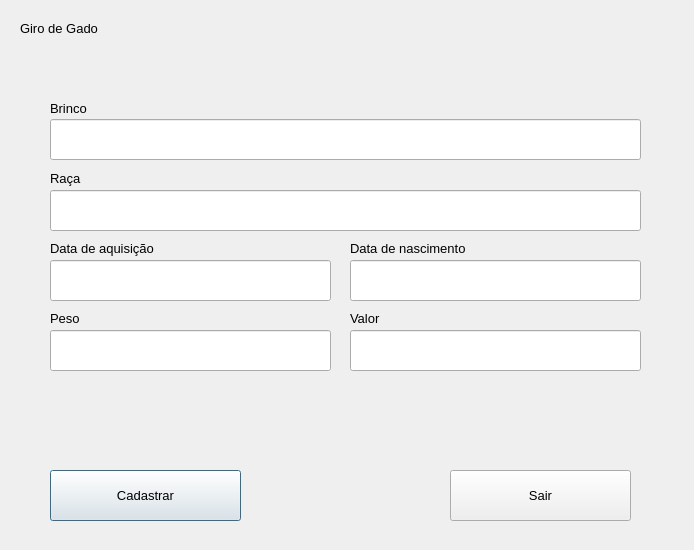
The window that views/cattlebuyscreen.ui (MaceGabriel/GiroDeGado) describes before a commit, drawn with Qt 5.
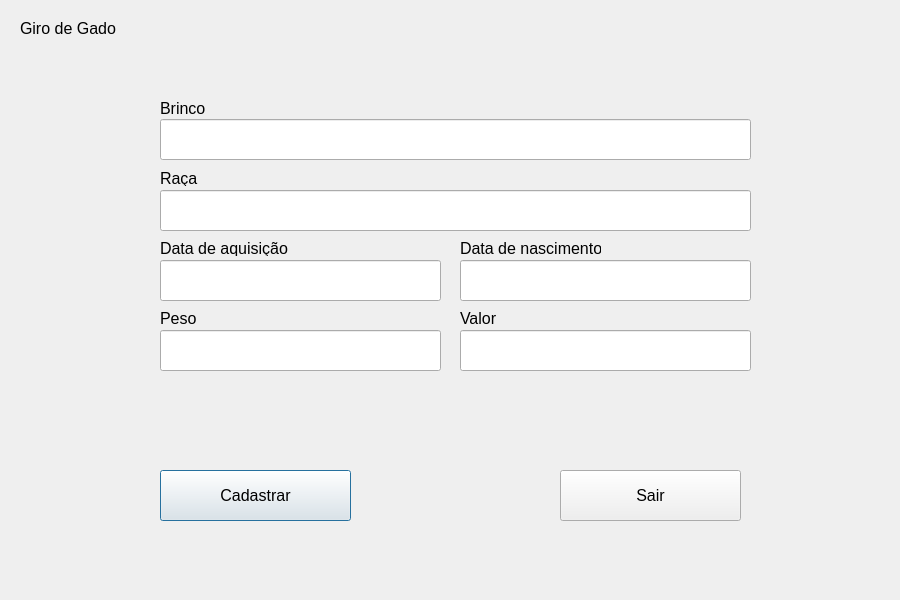
The same window after the commit.

Patch:
```diff
--- a/views/cattlebuyscreen.ui
+++ b/views/cattlebuyscreen.ui
@@ -6,8 +6,8 @@
    <rect>
     <x>0</x>
     <y>0</y>
-    <width>694</width>
-    <height>550</height>
+    <width>900</width>
+    <height>600</height>
    </rect>
   </property>
   <property name="windowTitle">
@@ -16,7 +16,7 @@
   <widget class="QLabel" name="labelEarring">
    <property name="geometry">
     <rect>
-     <x>50</x>
+     <x>160</x>
      <y>100</y>
      <width>61</width>
      <height>16</height>
@@ -24,7 +24,7 @@
    </property>
    <property name="font">
     <font>
-     <pointsize>10</pointsize>
+     <pointsize>12</pointsize>
     </font>
    </property>
    <property name="text">
@@ -34,7 +34,7 @@
   <widget class="QLabel" name="labelBreed">
    <property name="geometry">
     <rect>
-     <x>50</x>
+     <x>160</x>
      <y>170</y>
      <width>61</width>
      <height>16</height>
@@ -42,7 +42,7 @@
    </property>
    <property name="font">
     <font>
-     <pointsize>10</pointsize>
+     <pointsize>12</pointsize>
     </font>
    </property>
    <property name="text">
@@ -52,15 +52,15 @@
   <widget class="QLabel" name="labelDateA">
    <property name="geometry">
     <rect>
-     <x>50</x>
+     <x>160</x>
      <y>240</y>
-     <width>111</width>
+     <width>131</width>
      <height>16</height>
     </rect>
    </property>
    <property name="font">
     <font>
-     <pointsize>10</pointsize>
+     <pointsize>12</pointsize>
     </font>
    </property>
    <property name="text">
@@ -70,15 +70,15 @@
   <widget class="QLabel" name="labelDateB">
    <property name="geometry">
     <rect>
-     <x>350</x>
+     <x>460</x>
      <y>240</y>
-     <width>121</width>
+     <width>141</width>
      <height>16</height>
     </rect>
    </property>
    <property name="font">
     <font>
-     <pointsize>10</pointsize>
+     <pointsize>12</pointsize>
     </font>
    </property>
    <property name="text">
@@ -88,7 +88,7 @@
   <widget class="QLabel" name="labelWeight">
    <property name="geometry">
     <rect>
-     <x>50</x>
+     <x>160</x>
      <y>310</y>
      <width>61</width>
      <height>16</height>
@@ -96,7 +96,7 @@
    </property>
    <property name="font">
     <font>
-     <pointsize>10</pointsize>
+     <pointsize>12</pointsize>
     </font>
    </property>
    <property name="text">
@@ -106,7 +106,7 @@
   <widget class="QLabel" name="labelPrice">
    <property name="geometry">
     <rect>
-     <x>350</x>
+     <x>460</x>
      <y>310</y>
      <width>61</width>
      <height>16</height>
@@ -114,7 +114,7 @@
    </property>
    <property name="font">
     <font>
-     <pointsize>10</pointsize>
+     <pointsize>12</pointsize>
     </font>
    </property>
    <property name="text">
@@ -126,13 +126,13 @@
     <rect>
      <x>20</x>
      <y>20</y>
-     <width>81</width>
+     <width>101</width>
      <height>16</height>
     </rect>
    </property>
    <property name="font">
     <font>
-     <pointsize>10</pointsize>
+     <pointsize>12</pointsize>
     </font>
    </property>
    <property name="text">
@@ -142,7 +142,7 @@
   <widget class="QPushButton" name="registerButton">
    <property name="geometry">
     <rect>
-     <x>50</x>
+     <x>160</x>
      <y>470</y>
      <width>191</width>
      <height>51</height>
@@ -150,7 +150,7 @@
    </property>
    <property name="font">
     <font>
-     <pointsize>10</pointsize>
+     <pointsize>12</pointsize>
     </font>
    </property>
    <property name="text">
@@ -160,7 +160,7 @@
   <widget class="QPushButton" name="backButton">
    <property name="geometry">
     <rect>
-     <x>450</x>
+     <x>560</x>
      <y>470</y>
      <width>181</width>
      <height>51</height>
@@ -168,7 +168,7 @@
    </property>
    <property name="font">
     <font>
-     <pointsize>10</pointsize>
+     <pointsize>12</pointsize>
     </font>
    </property>
    <property name="text">
@@ -178,7 +178,7 @@
   <widget class="QLineEdit" name="inputEarring">
    <property name="geometry">
     <rect>
-     <x>50</x>
+     <x>160</x>
      <y>119</y>
      <width>591</width>
      <height>41</height>
@@ -186,14 +186,14 @@
    </property>
    <property name="font">
     <font>
-     <pointsize>10</pointsize>
+     <pointsize>12</pointsize>
     </font>
    </property>
   </widget>
   <widget class="QLineEdit" name="inputBreed">
    <property name="geometry">
     <rect>
-     <x>50</x>
+     <x>160</x>
      <y>190</y>
      <width>591</width>
      <height>41</height>
@@ -201,14 +201,14 @@
    </property>
    <property name="font">
     <font>
-     <pointsize>10</pointsize>
+     <pointsize>12</pointsize>
     </font>
    </property>
   </widget>
   <widget class="QLineEdit" name="inputDateA">
    <property name="geometry">
     <rect>
-     <x>50</x>
+     <x>160</x>
      <y>260</y>
      <width>281</width>
      <height>41</height>
@@ -216,14 +216,14 @@
    </property>
    <property name="font">
     <font>
-     <pointsize>10</pointsize>
+     <pointsize>12</pointsize>
     </font>
    </property>
   </widget>
   <widget class="QLineEdit" name="inputDateB">
    <property name="geometry">
     <rect>
-     <x>350</x>
+     <x>460</x>
      <y>260</y>
      <width>291</width>
      <height>41</height>
@@ -231,14 +231,14 @@
    </property>
    <property name="font">
     <font>
-     <pointsize>10</pointsize>
+     <pointsize>12</pointsize>
     </font>
    </property>
   </widget>
   <widget class="QLineEdit" name="inputWeight">
    <property name="geometry">
     <rect>
-     <x>50</x>
+     <x>160</x>
      <y>330</y>
      <width>281</width>
      <height>41</height>
@@ -246,14 +246,14 @@
    </property>
    <property name="font">
     <font>
-     <pointsize>10</pointsize>
+     <pointsize>12</pointsize>
     </font>
    </property>
   </widget>
   <widget class="QLineEdit" name="inputPrice">
    <property name="geometry">
     <rect>
-     <x>350</x>
+     <x>460</x>
      <y>330</y>
      <width>291</width>
      <height>41</height>
@@ -261,7 +261,7 @@
    </property>
    <property name="font">
     <font>
-     <pointsize>10</pointsize>
+     <pointsize>12</pointsize>
     </font>
    </property>
   </widget>
```
